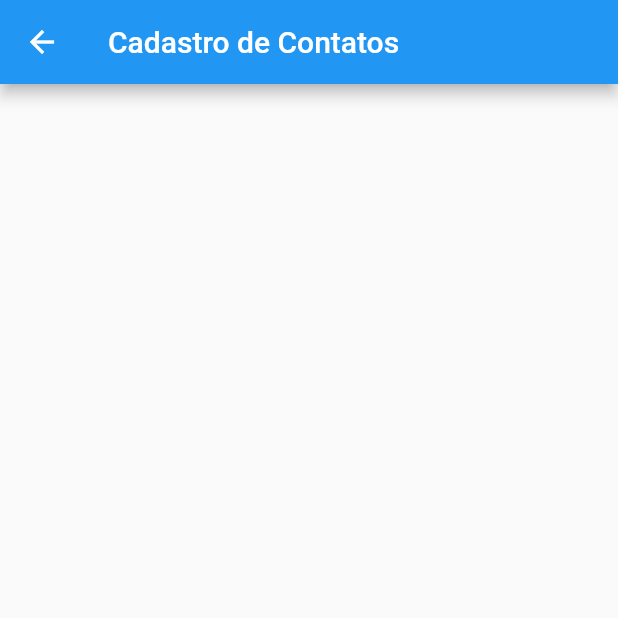
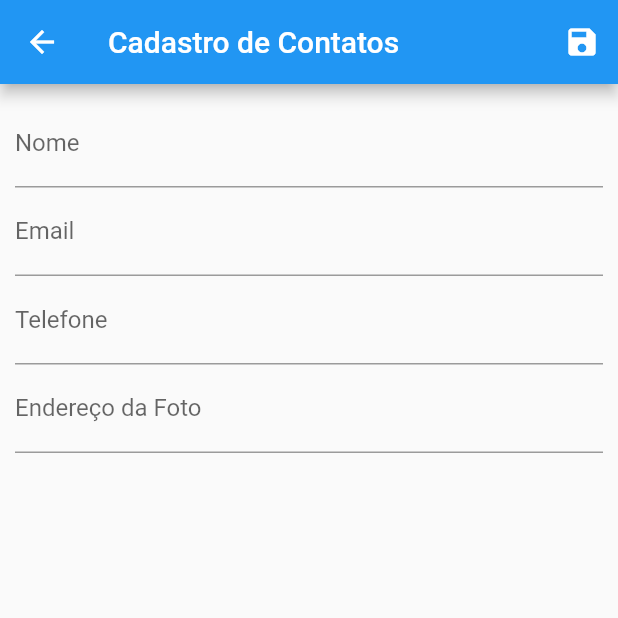
Before and after one commit to glaucobatista/agenda, a Flutter app: the screen it shows after launch, after a tap on the "add" icon, on a phone screen of 412 x 824 dp, the top half of it. Run offline on Flutter 3.47's test engine with Material 2 defaults, Android fonts, the phone set to English and light mode, and no system bars; our stand-ins replace flutter_mobx, get_it, mask_text_input_formatter, mobx, sqflite; accounts and stored records are empty; generated files the repository leaves out were written again; network calls fail.

```diff
--- a/lib/app/dominio/servicos/contato_servico.dart
+++ b/lib/app/dominio/servicos/contato_servico.dart
@@ -43,7 +43,8 @@ class ContatoServico {
   }
 
   validarTelefone(String telefone) {
-    var formato = RegExp(r'^\([1-9]{2}\)[9][6-9]{1}[0-9]{3}\-[0-9]{4}$');
+    // var formato = RegExp(r'^\([1-9]{2}\)[9][6-9]{1}[0-9]{3}\-[0-9]{4}$');
+    var formato = RegExp(r'^\([1-9]{2}\) [9] [6-9]{1}[0-9]{3}\-[0-9]{4}$');
     if (telefone == null) {
       throw new CamadaExcessoes('O telefone é obrigatório');
     } else if (!formato.hasMatch(telefone)) {
--- a/lib/app/telas/contatos_form.dart
+++ b/lib/app/telas/contatos_form.dart
@@ -1,4 +1,6 @@
 import 'package:flutter/material.dart';
+import 'package:mask_text_input_formatter/mask_text_input_formatter.dart';
+import 'package:agenda/app/telas/contatos_form_back.dart';
 
 class ContatosForm extends StatefulWidget {
   @override
@@ -6,11 +8,73 @@ class ContatosForm extends StatefulWidget {
 }
 
 class _ContatosFormState extends State<ContatosForm> {
+  final _form = GlobalKey<FormState>();
+  Widget campoNome(ContatosFormBack back) {
+    return TextFormField(
+      validator: back.validarNome,
+      onSaved: (newValue) => back.contato.nome = newValue,
+      decoration: InputDecoration(labelText: 'Nome'),
+    );
+  }
+
+  Widget campoEmail(ContatosFormBack back) {
+    return TextFormField(
+      validator: back.validarEmail,
+      onSaved: (newValue) => back.contato.email = newValue,
+      decoration: InputDecoration(labelText: 'Email'),
+    );
+  }
+
+  Widget campoTelefone(ContatosFormBack back) {
+    var mascara = MaskTextInputFormatter(mask: '(##) # ####-####');
+    return TextFormField(
+      validator: back.validarTelefone,
+      inputFormatters: [mascara],
+      keyboardType: TextInputType.number,
+      onSaved: (newValue) => back.contato.telefone = newValue,
+      decoration:
+          InputDecoration(labelText: 'Telefone', hintText: '(99) 9 9999-9999'),
+    );
+  }
+
+  Widget campoUrlImagem(ContatosFormBack back) {
+    return TextFormField(
+      onSaved: (newValue) => back.contato.urlAvatar = newValue,
+      decoration: InputDecoration(labelText: 'Endereço da Foto'),
+    );
+  }
+
   @override
   Widget build(BuildContext context) {
+    var _back = ContatosFormBack(context);
     return Scaffold(
       appBar: AppBar(
         title: Text('Cadastro de Contatos'),
+        actions: [
+          IconButton(
+              icon: Icon(Icons.save),
+              onPressed: () {
+                _form.currentState.validate();
+                _form.currentState.save();
+                if (_back.ehValido) {
+                  _back.save();
+                  Navigator.of(context).pop();
+                }
+              })
+        ],
+      ),
+      body: Padding(
+        padding: EdgeInsets.all(10),
+        child: Form(
+            key: _form,
+            child: Column(
+              children: [
+                campoNome(_back),
+                campoEmail(_back),
+                campoTelefone(_back),
+                campoUrlImagem(_back)
+              ],
+            )),
       ),
     );
   }
--- /dev/null
+++ b/lib/app/telas/contatos_form_back.dart
@@ -0,0 +1,65 @@
+import 'package:agenda/app/dominio/entidades/contato.dart';
+import 'package:agenda/app/dominio/servicos/contato_servico.dart';
+import 'package:flutter/cupertino.dart';
+import 'package:get_it/get_it.dart';
+import 'package:mobx/mobx.dart';
+
+part 'contatos_form_back.g.dart';
+
+class ContatosFormBack = _ContatosFormBack with _$ContatosFormBack;
+
+abstract class _ContatosFormBack with Store {
+  Contato contato;
+  var _servico = GetIt.I.get<ContatoServico>();
+  bool _nomeEhValido;
+  bool _emailEhValido;
+  bool _telefoneEhvalido;
+
+  @action
+  bool get ehValido => _nomeEhValido && _emailEhValido && _telefoneEhvalido;
+
+  // diferenciar novo com alteração
+  _ContatosFormBack(BuildContext context) {
+    var parameter = ModalRoute.of(context).settings.arguments;
+    contato = (parameter == null) ? Contato() : parameter;
+  }
+
+  //salvar
+  save() async {
+    await _servico.save(contato);
+  }
+
+  //validações
+  String validarNome(String nome) {
+    try {
+      _servico.validarNome(nome);
+      _nomeEhValido = true;
+      return null;
+    } catch (e) {
+      _nomeEhValido = false;
+      return e.toString();
+    }
+  }
+
+  String validarEmail(String email) {
+    try {
+      _servico.validarEmail(email);
+      _emailEhValido = true;
+      return null;
+    } catch (e) {
+      _emailEhValido = false;
+      return e.toString();
+    }
+  }
+
+  String validarTelefone(String telefone) {
+    try {
+      _servico.validarTelefone(telefone);
+      _telefoneEhvalido = true;
+      return null;
+    } catch (e) {
+      _telefoneEhvalido = false;
+      return e.toString();
+    }
+  }
+}
--- a/lib/app/telas/contatos_list.dart
+++ b/lib/app/telas/contatos_list.dart
@@ -1,5 +1,4 @@
 import 'package:agenda/app/dominio/entidades/contato.dart';
-import 'package:agenda/app/my_app.dart';
 import 'package:agenda/app/telas/contatos_list_back.dart';
 import 'package:flutter/material.dart';
 import 'package:flutter_mobx/flutter_mobx.dart';
@@ -8,11 +7,10 @@ class ContatosList extends StatelessWidget {
   final _back = ContatosListBack();
 
   CircleAvatar circleAvatar(String url) {
-    try {
-      return CircleAvatar(backgroundImage: NetworkImage(url));
-    } catch (e) {
-      return CircleAvatar(child: Icon(Icons.person));
-    }
+    //operador ternário if
+    return (Uri.tryParse(url).isAbsolute)
+        ? CircleAvatar(backgroundImage: NetworkImage(url))
+        : CircleAvatar(child: Icon(Icons.person));
   }
 
   Widget iconEditButton(Function quandoPressionado) {
@@ -78,7 +76,7 @@ class ContatosList extends StatelessWidget {
             IconButton(
               icon: Icon(Icons.add),
               onPressed: () {
-                Navigator.of(context).pushNamed(MyApp.CONTATOS_FORM);
+                _back.goToForm(context);
               },
             )
           ],
--- a/pubspec.yaml
+++ b/pubspec.yaml
@@ -27,6 +27,7 @@ dependencies:
   cupertino_icons: ^0.1.2
   mobx: ^1.1.0
   flutter_mobx: ^1.1.0
+  mask_text_input_formatter: ^1.2.1
 
 dev_dependencies:
   flutter_test:
```
Also changed, not shown: lib/app/telas/contatos_form_back.g.dart (added), pubspec.lock.
